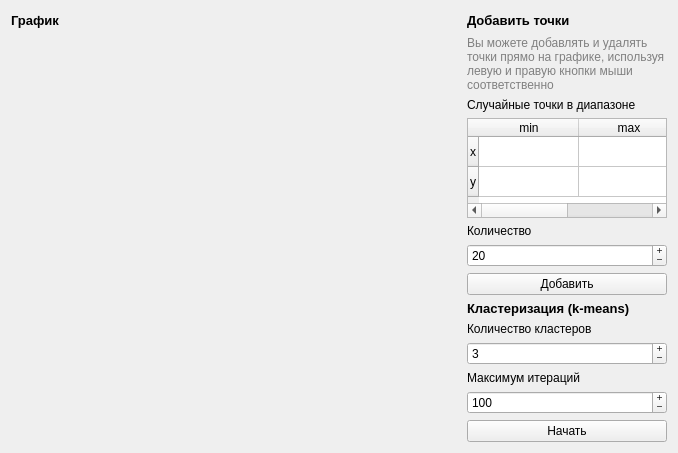
First picture: the form in s7/ai/lw/s7_ai_lw_03/qt/ui/k_means_window.ui, repository kos1posha/kubstu, before the edit.
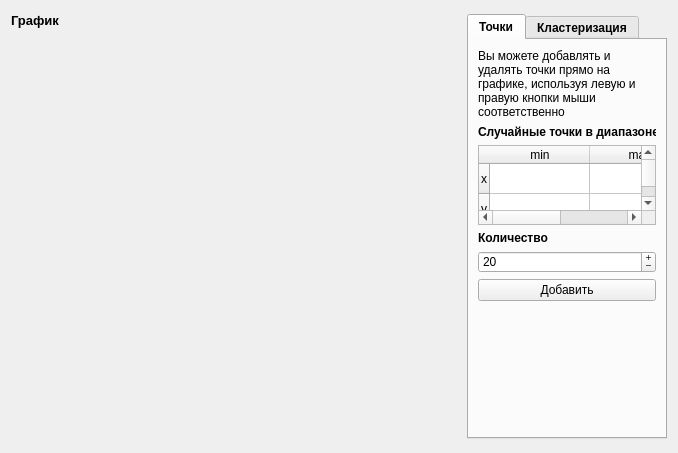
Second picture: the form after the edit. The open tabs and pages were chosen to show the change. Icons and pictures are not drawn.

Commit message: Updated: Turned the sidebar into a tab widget

```diff
--- a/s7/ai/lw/s7_ai_lw_03/qt/ui/k_means_window.ui
+++ b/s7/ai/lw/s7_ai_lw_03/qt/ui/k_means_window.ui
@@ -6,7 +6,7 @@
    <rect>
     <x>0</x>
     <y>0</y>
-    <width>668</width>
+    <width>666</width>
     <height>437</height>
    </rect>
   </property>
@@ -14,8 +14,44 @@
    <string>Кластеризация</string>
   </property>
   <layout class="QGridLayout" name="gl_main">
-   <item row="0" column="2">
-    <widget class="QLabel" name="l_edit_points">
+   <item row="1" column="0" colspan="2">
+    <widget class="QWidget" name="w_plot" native="true">
+     <property name="minimumSize">
+      <size>
+       <width>450</width>
+       <height>406</height>
+      </size>
+     </property>
+     <property name="maximumSize">
+      <size>
+       <width>450</width>
+       <height>406</height>
+      </size>
+     </property>
+     <layout class="QVBoxLayout" name="vl_plot">
+      <property name="leftMargin">
+       <number>0</number>
+      </property>
+      <property name="topMargin">
+       <number>0</number>
+      </property>
+      <property name="rightMargin">
+       <number>0</number>
+      </property>
+      <property name="bottomMargin">
+       <number>0</number>
+      </property>
+     </layout>
+    </widget>
+   </item>
+   <item row="0" column="0">
+    <widget class="QLabel" name="l_plot">
+     <property name="sizePolicy">
+      <sizepolicy hsizetype="Preferred" vsizetype="Fixed">
+       <horstretch>0</horstretch>
+       <verstretch>0</verstretch>
+      </sizepolicy>
+     </property>
      <property name="font">
       <font>
        <pointsize>10</pointsize>
@@ -24,7 +60,7 @@
       </font>
      </property>
      <property name="text">
-      <string>Добавить точки</string>
+      <string>График</string>
      </property>
     </widget>
    </item>
@@ -39,92 +75,39 @@
      </property>
     </widget>
    </item>
-   <item row="0" column="0">
-    <widget class="QLabel" name="l_plot">
-     <property name="sizePolicy">
-      <sizepolicy hsizetype="Preferred" vsizetype="Fixed">
-       <horstretch>0</horstretch>
-       <verstretch>0</verstretch>
-      </sizepolicy>
-     </property>
-     <property name="font">
-      <font>
-       <pointsize>10</pointsize>
-       <weight>75</weight>
-       <bold>true</bold>
-      </font>
-     </property>
-     <property name="text">
-      <string>График</string>
-     </property>
-    </widget>
-   </item>
-   <item row="1" column="0" colspan="2">
-    <widget class="QWidget" name="w_plot" native="true">
+   <item row="0" column="2" rowspan="2">
+    <widget class="QTabWidget" name="tabw_sidebar">
      <property name="minimumSize">
       <size>
-       <width>450</width>
-       <height>406</height>
-      </size>
-     </property>
-     <property name="maximumSize">
-      <size>
-       <width>450</width>
-       <height>406</height>
-      </size>
-     </property>
-     <layout class="QVBoxLayout" name="vl_plot">
-      <property name="leftMargin">
-       <number>0</number>
-      </property>
-      <property name="topMargin">
-       <number>0</number>
-      </property>
-      <property name="rightMargin">
-       <number>0</number>
-      </property>
-      <property name="bottomMargin">
-       <number>0</number>
-      </property>
-     </layout>
-    </widget>
-   </item>
-   <item row="1" column="2">
-    <layout class="QVBoxLayout" name="vl_right">
-     <item>
-      <widget class="QWidget" name="w_sidebar" native="true">
-       <property name="minimumSize">
-        <size>
          <width>200</width>
-         <height>0</height>
+       <height>425</height>
         </size>
        </property>
        <property name="maximumSize">
         <size>
          <width>200</width>
-         <height>383</height>
-        </size>
-       </property>
-       <layout class="QVBoxLayout" name="vl_sidebar">
-        <property name="leftMargin">
-         <number>0</number>
-        </property>
-        <property name="topMargin">
-         <number>0</number>
-        </property>
-        <property name="rightMargin">
-         <number>0</number>
-        </property>
-        <property name="bottomMargin">
-         <number>0</number>
-        </property>
-        <item>
+       <height>425</height>
+      </size>
+     </property>
+     <property name="styleSheet">
+      <string notr="true">QTabBar {
+     font-size: 12px;
+	font-weight:bold
+}</string>
+     </property>
+     <property name="tabPosition">
+      <enum>QTabWidget::North</enum>
+     </property>
+     <property name="currentIndex">
+      <number>1</number>
+     </property>
+     <widget class="QWidget" name="tab_edit_points">
+      <attribute name="title">
+       <string>Точки</string>
+      </attribute>
          <layout class="QVBoxLayout" name="vl_edit_points">
           <item>
            <widget class="QLabel" name="l_mouse_press_description">
-            <property name="styleSheet">
-             <string notr="true">color:grey</string>
-            </property>
             <property name="text">
              <string>Вы можете добавлять и удалять точки прямо на графике, используя левую и правую кнопки мыши соответственно</string>
             </property>
@@ -141,6 +124,12 @@
               <verstretch>0</verstretch>
              </sizepolicy>
             </property>
+         <property name="font">
+          <font>
+           <weight>75</weight>
+           <bold>true</bold>
+          </font>
+         </property>
             <property name="text">
              <string>Случайные точки в диапазоне</string>
             </property>
@@ -148,6 +137,18 @@
           </item>
           <item>
            <widget class="QTableWidget" name="tw_random_points_lims">
+         <property name="minimumSize">
+          <size>
+           <width>0</width>
+           <height>80</height>
+          </size>
+         </property>
+         <property name="maximumSize">
+          <size>
+           <width>16777215</width>
+           <height>80</height>
+          </size>
+         </property>
             <property name="selectionMode">
              <enum>QAbstractItemView::NoSelection</enum>
             </property>
@@ -213,6 +214,12 @@
               <verstretch>0</verstretch>
              </sizepolicy>
             </property>
+         <property name="font">
+          <font>
+           <weight>75</weight>
+           <bold>true</bold>
+          </font>
+         </property>
             <property name="text">
              <string>Количество</string>
             </property>
@@ -241,23 +248,25 @@
             </property>
            </widget>
           </item>
-         </layout>
-        </item>
-        <item>
-         <widget class="QLabel" name="l_clustering">
-          <property name="font">
-           <font>
-            <pointsize>10</pointsize>
-            <weight>75</weight>
-            <bold>true</bold>
-           </font>
-          </property>
-          <property name="text">
-           <string>Кластеризация (k-means)</string>
-          </property>
-         </widget>
-        </item>
-        <item>
+       <item>
+        <spacer name="vs_edit_points">
+         <property name="orientation">
+          <enum>Qt::Vertical</enum>
+         </property>
+         <property name="sizeHint" stdset="0">
+          <size>
+           <width>20</width>
+           <height>194</height>
+          </size>
+         </property>
+        </spacer>
+       </item>
+      </layout>
+     </widget>
+     <widget class="QWidget" name="tab_clustering">
+      <attribute name="title">
+       <string>Кластеризация</string>
+      </attribute>
          <layout class="QVBoxLayout" name="vl_clustering">
           <item>
            <widget class="QLabel" name="l_clusters_count">
@@ -267,6 +276,12 @@
               <verstretch>0</verstretch>
              </sizepolicy>
             </property>
+         <property name="font">
+          <font>
+           <weight>75</weight>
+           <bold>true</bold>
+          </font>
+         </property>
             <property name="text">
              <string>Количество кластеров</string>
             </property>
@@ -296,6 +311,12 @@
               <verstretch>0</verstretch>
              </sizepolicy>
             </property>
+         <property name="font">
+          <font>
+           <weight>75</weight>
+           <bold>true</bold>
+          </font>
+         </property>
             <property name="text">
              <string>Максимум итераций</string>
             </property>
@@ -320,11 +341,6 @@
             </property>
            </widget>
           </item>
-         </layout>
-        </item>
-       </layout>
-      </widget>
-     </item>
      <item>
       <widget class="QPushButton" name="pb_clustering">
        <property name="text">
@@ -332,7 +348,22 @@
        </property>
       </widget>
      </item>
-    </layout>
+       <item>
+        <spacer name="vs_clustering">
+         <property name="orientation">
+          <enum>Qt::Vertical</enum>
+         </property>
+         <property name="sizeHint" stdset="0">
+          <size>
+           <width>20</width>
+           <height>290</height>
+          </size>
+         </property>
+        </spacer>
+       </item>
+      </layout>
+     </widget>
+    </widget>
    </item>
   </layout>
  </widget>
```
Lines whose indentation alone changed are shown as unchanged. The commit also changes 2 other files.
